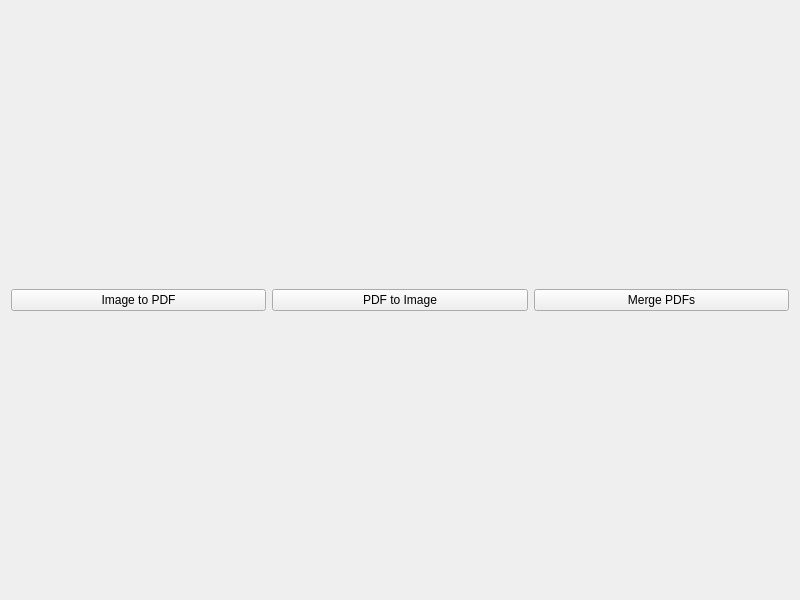
mrivem/PDFtools, file GUI/ui/screen_toolselection.ui: the form before one commit.
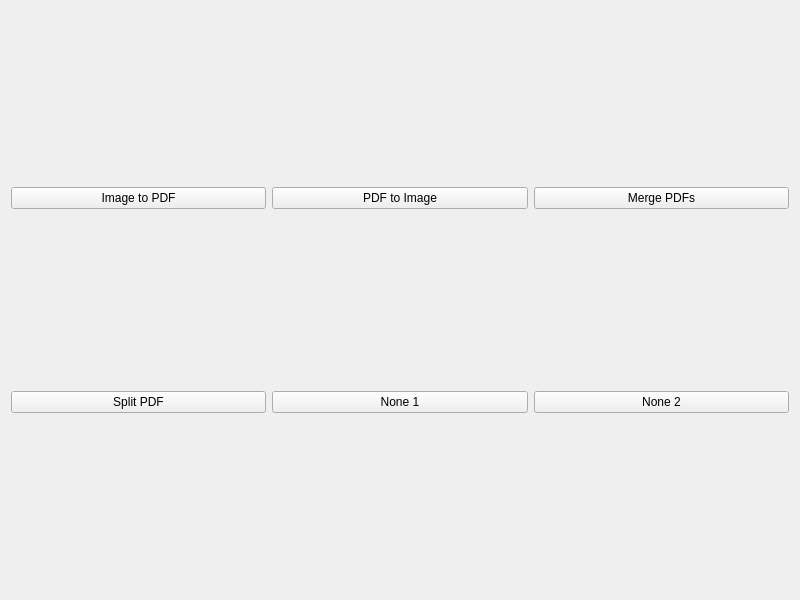
The form after the commit.

Diff of the .ui file:
```diff
--- a/GUI/ui/screen_toolselection.ui
+++ b/GUI/ui/screen_toolselection.ui
@@ -15,25 +15,46 @@
         </property>
         <layout class="QHBoxLayout" name="horizontalLayout_2">
             <item>
-                <layout class="QHBoxLayout" name="horizontalLayout">
-                    <item>
+                <layout class="QGridLayout" name="gridLayout">
+                    <item row="0" column="2">
+                        <widget class="QPushButton" name="btn_pdfmerge">
+                            <property name="text">
+                                <string>Merge PDFs</string>
+                            </property>
+                        </widget>
+                    </item>
+                    <item row="0" column="0">
                         <widget class="QPushButton" name="btn_imagetopdf">
                             <property name="text">
                                 <string>Image to PDF</string>
                             </property>
                         </widget>
                     </item>
-                    <item>
+                    <item row="0" column="1">
                         <widget class="QPushButton" name="btn_pdftoimage">
                             <property name="text">
                                 <string>PDF to Image</string>
                             </property>
                         </widget>
                     </item>
-                    <item>
-                        <widget class="QPushButton" name="btn_pdfmerge">
+                    <item row="1" column="0">
+                        <widget class="QPushButton" name="btn_pdfsplit">
                             <property name="text">
-                                <string>Merge PDFs</string>
+                                <string>Split PDF</string>
+                            </property>
+                        </widget>
+                    </item>
+                    <item row="1" column="1">
+                        <widget class="QPushButton" name="btn_none1">
+                            <property name="text">
+                                <string>None 1</string>
+                            </property>
+                        </widget>
+                    </item>
+                    <item row="1" column="2">
+                        <widget class="QPushButton" name="btn_none2">
+                            <property name="text">
+                                <string>None 2</string>
                             </property>
                         </widget>
                     </item>
```
